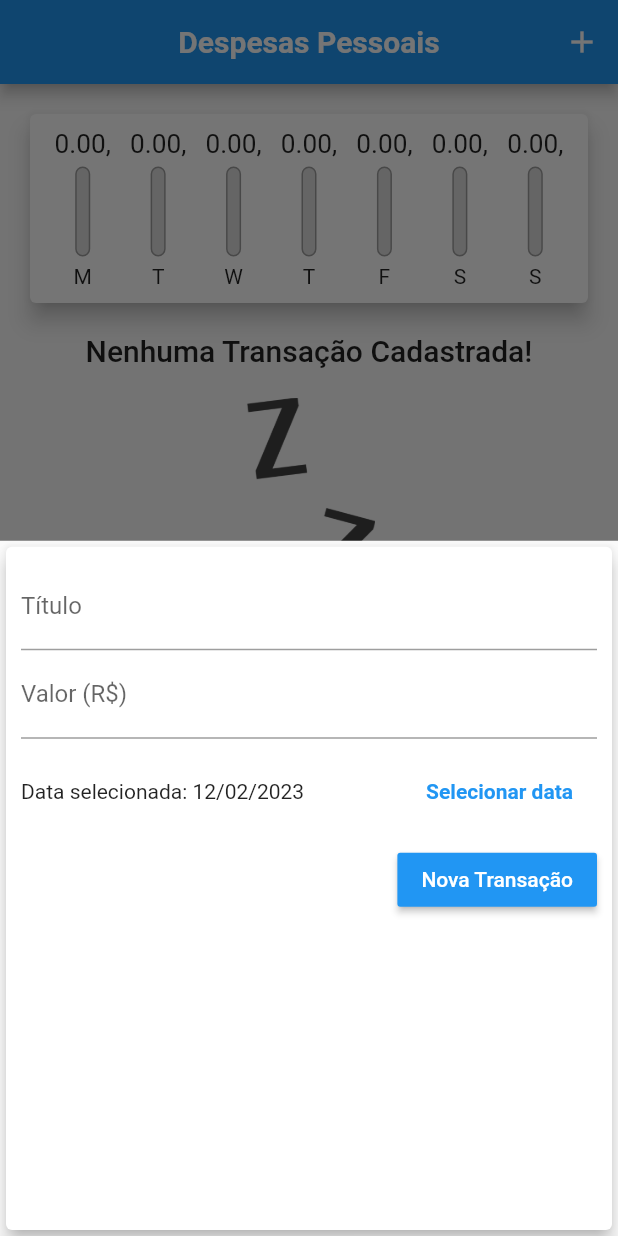
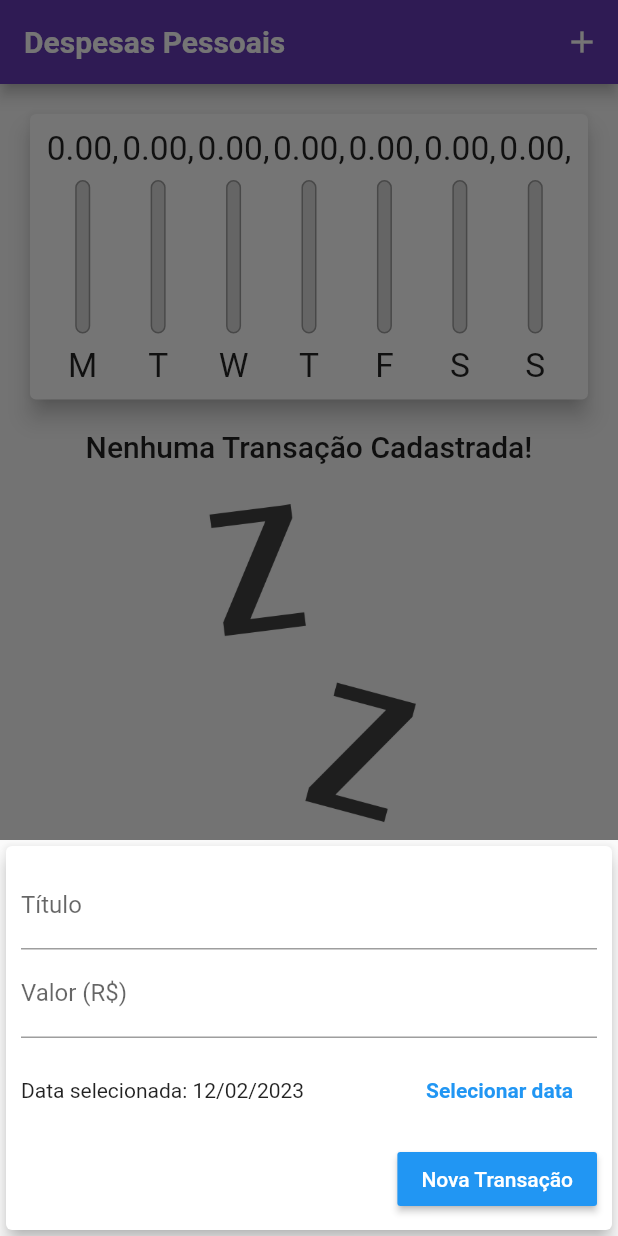
Before and after one commit to marllondavid/expenses, a Flutter app: the screen it shows after launch, after a tap on the "add" icon, on a phone screen of 412 x 824 dp. Run offline on Flutter 3.47's test engine with Material 2 defaults, Android fonts, the phone set to English and light mode, and no system bars; Roboto replaces fonts that are missing (OpenSans, Quicksand).

Commit message:
finaldesign

```diff
--- a/lib/components/chart_bar.dart
+++ b/lib/components/chart_bar.dart
@@ -1,4 +1,5 @@
 import 'package:flutter/material.dart';
+import 'package:flutter/rendering.dart';
 
 class ChartBar extends StatelessWidget {
   const ChartBar({
@@ -14,18 +15,21 @@ class ChartBar extends StatelessWidget {
 
   @override
   Widget build(BuildContext context) {
+    return LayoutBuilder(
+      // ignore: avoid_types_as_parameter_names, non_constant_identifier_names
+      builder: (ctx, Constraints) {
         return Column(children: <Widget>[
           // ignore: sized_box_for_whitespace
           Container(
-        height: 20,
+            height: Constraints.maxHeight * 0.15,
             child: FittedBox(
               child: Text('${value.toStringAsFixed(2)},'),
             ),
           ),
-      const SizedBox(height: 5),
+          SizedBox(height: Constraints.maxHeight * 0.05),
           // ignore: sized_box_for_whitespace
           Container(
-        height: 60,
+            height: Constraints.maxHeight * 0.6,
             width: 10,
             child: Stack(
               alignment: Alignment.bottomCenter,
@@ -43,7 +47,7 @@ class ChartBar extends StatelessWidget {
                   heightFactor: percentage,
                   child: Container(
                     decoration: BoxDecoration(
-                  color: Theme.of(context).primaryColor,
+                      color: const Color.fromARGB(255, 143, 93, 230),
                       borderRadius: BorderRadius.circular(5),
                     ),
                   ),
@@ -51,8 +55,16 @@ class ChartBar extends StatelessWidget {
               ],
             ),
           ),
-      const SizedBox(height: 5),
-      Text(label)
+          SizedBox(height: Constraints.maxHeight * 0.05),
+          // ignore: sized_box_for_whitespace
+          Container(
+            height: Constraints.maxHeight * 0.15,
+            child: FittedBox(
+              child: Text(label),
+            ),
+          )
         ]);
+      },
+    );
   }
 }
--- a/lib/components/transaction_form.dart
+++ b/lib/components/transaction_form.dart
@@ -47,10 +47,16 @@ class _TransactionFormState extends State<TransactionForm> {
 
   @override
   Widget build(BuildContext context) {
-    return Card(
+    return SingleChildScrollView(
+      child: Card(
         elevation: 5,
         child: Padding(
-        padding: const EdgeInsets.all(10),
+          padding: EdgeInsets.only(
+            top: 10,
+            right: 10,
+            left: 10,
+            bottom: 10 + MediaQuery.of(context).viewInsets.bottom,
+          ),
           child: Column(
             children: [
               TextField(
@@ -110,6 +116,7 @@ class _TransactionFormState extends State<TransactionForm> {
             ],
           ),
         ),
+      ),
     );
   }
 }
--- a/lib/components/transaction_list.dart
+++ b/lib/components/transaction_list.dart
@@ -1,4 +1,4 @@
-// ignore_for_file: sized_box_for_whitespace
+// ignore_for_file: sized_box_for_whitespace, deprecated_member_use
 
 import 'package:flutter/material.dart';
 import '../models/transaction.dart';
@@ -13,24 +13,26 @@ class TransactionList extends StatelessWidget {
 
   @override
   Widget build(BuildContext context) {
-    return Container(
-      height: 430,
-      child: transactions.isEmpty
-          ? Column(
+    return transactions.isEmpty
+        ? LayoutBuilder(
+            builder: (context, constraints) {
+              return Column(
                 children: <Widget>[
                   Text(
                     'Nenhuma Transação Cadastrada!',
                     style: Theme.of(context).textTheme.headline6,
                   ),
-                const SizedBox(height: 20),
+                  SizedBox(height: constraints.maxHeight * 0.05),
                   Container(
-                  height: 200,
+                    height: constraints.maxHeight * 0.6,
                     child: Image.asset(
                       'assets/images/waiting.png',
                       fit: BoxFit.cover,
                     ),
                   ),
                 ],
+              );
+            },
           )
         : ListView.builder(
             itemCount: transactions.length,
@@ -45,6 +47,7 @@ class TransactionList extends StatelessWidget {
                 child: ListTile(
                   leading: CircleAvatar(
                     radius: 30,
+                    backgroundColor: const Color.fromARGB(255, 143, 93, 230),
                     child: Padding(
                       padding: const EdgeInsets.all(6.0),
                       child: FittedBox(
@@ -59,7 +62,14 @@ class TransactionList extends StatelessWidget {
                   subtitle: Text(
                     DateFormat('d MMM y').format(tr.date),
                   ),
-                    trailing: IconButton(
+                  trailing: MediaQuery.of(context).size.width > 400
+                      ? FlatButton.icon(
+                          onPressed: () => onRemove(tr.id),
+                          label: const Text('Excluir'),
+                          textColor: Theme.of(context).errorColor,
+                          icon: const Icon(Icons.delete),
+                        )
+                      : IconButton(
                           icon: const Icon(Icons.delete),
                           color: Theme.of(context).errorColor,
                           onPressed: () => onRemove(tr.id),
@@ -67,7 +77,6 @@ class TransactionList extends StatelessWidget {
                 ),
               );
             },
-            ),
           );
   }
 }
--- a/lib/main.dart
+++ b/lib/main.dart
@@ -1,7 +1,9 @@
-// ignore_for_file: avoid_unnecessary_containers, sized_box_for_whitespace, duplicate_ignore, deprecated_member_use
+// ignore_for_file: avoid_unnecessary_containers, sized_box_for_whitespace, duplicate_ignore, deprecated_member_use, prefer_const_constructors
 import 'package:expenses/components/chart.dart';
+import 'package:flutter/cupertino.dart';
 import 'package:flutter/material.dart';
 import 'dart:math';
+import 'dart:io' show Platform;
 import 'components/transaction_form.dart';
 import 'components/transaction_list.dart';
 import 'models/transaction.dart';
@@ -10,6 +12,7 @@ main() => runApp(const ExpensesAPP());
 
 class ExpensesAPP extends StatelessWidget {
   const ExpensesAPP({Key? key}) : super(key: key);
+
   @override
   Widget build(BuildContext context) {
     return MaterialApp(
@@ -17,8 +20,8 @@ class ExpensesAPP extends StatelessWidget {
       home: const MyHomePage(),
       theme: ThemeData(
         colorScheme: ColorScheme.fromSwatch(
-          primarySwatch: Colors.blue,
-        ).copyWith(secondary: Colors.amber),
+          primarySwatch: Colors.deepPurple,
+        ).copyWith(secondary: Colors.deepPurple),
         fontFamily: 'Quicksand',
         appBarTheme: AppBarTheme(
           textTheme: ThemeData.light().textTheme.copyWith(
@@ -43,6 +46,7 @@ class MyHomePage extends StatefulWidget {
 
 class _MyHomePageState extends State<MyHomePage> {
   final List<Transaction> _transactions = [];
+  bool _showChart = false;
 
   List<Transaction> get _recentTransactions {
     return _transactions.where((tr) {
@@ -82,38 +86,100 @@ class _MyHomePageState extends State<MyHomePage> {
     );
   }
 
+  Widget _getIconButton(IconData icon, Function() fn) {
+    return Platform.isIOS
+        ? GestureDetector(onTap: fn, child: Icon(icon))
+        : IconButton(icon: Icon(icon), onPressed: fn);
+  }
+
   @override
   Widget build(BuildContext context) {
-    return Scaffold(
-      appBar: AppBar(
-        title: const Text(
-          'Despesas Pessoais',
-          style: TextStyle(
-            fontWeight: FontWeight.bold,
+    final mediaquery = MediaQuery.of(context);
+    bool isLandscape = mediaquery.orientation == Orientation.landscape;
+
+    final iconList = Platform.isIOS ? CupertinoIcons.refresh : Icons.list;
+    final chartList =
+        Platform.isIOS ? CupertinoIcons.refresh : Icons.show_chart;
+
+    final actions = <Widget>[
+      if (isLandscape)
+        _getIconButton(
+          _showChart ? iconList : chartList,
+          () => setState(() {
+            _showChart = !_showChart;
+          }),
         ),
+      _getIconButton(
+        Platform.isIOS ? CupertinoIcons.add : Icons.add,
+        () => _opentransactionFormModal(context),
       ),
-        centerTitle: true,
-        actions: [
-          IconButton(
-            icon: const Icon(Icons.add),
-            onPressed: () => _opentransactionFormModal(context),
-          )
-        ],
-      ),
-      body: SingleChildScrollView(
+    ];
+
+    final PreferredSizeWidget appBar = AppBar(
+      title: const Text('Despesas Pessoais'),
+      actions: actions,
+    );
+
+    final availableHeigth = mediaquery.size.height -
+        appBar.preferredSize.height -
+        mediaquery.padding.top;
+
+    final bodyPage = SafeArea(
+        child: SingleChildScrollView(
       child: Column(
         crossAxisAlignment: CrossAxisAlignment.stretch,
         children: <Widget>[
-            Chart(_recentTransactions),
-            TransactionList(_transactions, _removeTransaction),
+          /*  if (isLandscape)
+              Row(
+                mainAxisAlignment: MainAxisAlignment.center,
+                children: <Widget>[
+                  const Text('Exibir Gráfico'),
+                  Switch(
+                    value: _showChart,
+                    onChanged: (value) {
+                      setState(() {
+                        _showChart = value;
+                      });
+                    },
+                  ),
+                ],
+              ), */
+          if (_showChart || !isLandscape)
+            Container(
+              height: availableHeigth * (isLandscape ? 0.8 : 0.3),
+              child: Chart(_recentTransactions),
+            ),
+          if (!_showChart || !isLandscape)
+            Container(
+              height: availableHeigth * (isLandscape ? 1 : 0.7),
+              child: TransactionList(_transactions, _removeTransaction),
+            ),
         ],
       ),
+    ));
+
+    return Platform.isIOS
+        ? CupertinoPageScaffold(
+            navigationBar: CupertinoNavigationBar(
+              middle: const Text('Despesas Pessoais'),
+              trailing: Row(
+                mainAxisSize: MainAxisSize.min,
+                children: actions,
               ),
-      floatingActionButton: FloatingActionButton(
+            ),
+            child: bodyPage,
+          )
+        : Scaffold(
+            appBar: appBar,
+            body: bodyPage,
+            floatingActionButton: Platform.isIOS
+                ? Container()
+                : FloatingActionButton(
                     child: const Icon(Icons.add),
                     onPressed: () => _opentransactionFormModal(context),
                   ),
-      floatingActionButtonLocation: FloatingActionButtonLocation.centerFloat,
+            floatingActionButtonLocation:
+                FloatingActionButtonLocation.centerFloat,
           );
   }
 }
```
Lines whose indentation alone changed are shown as unchanged.
